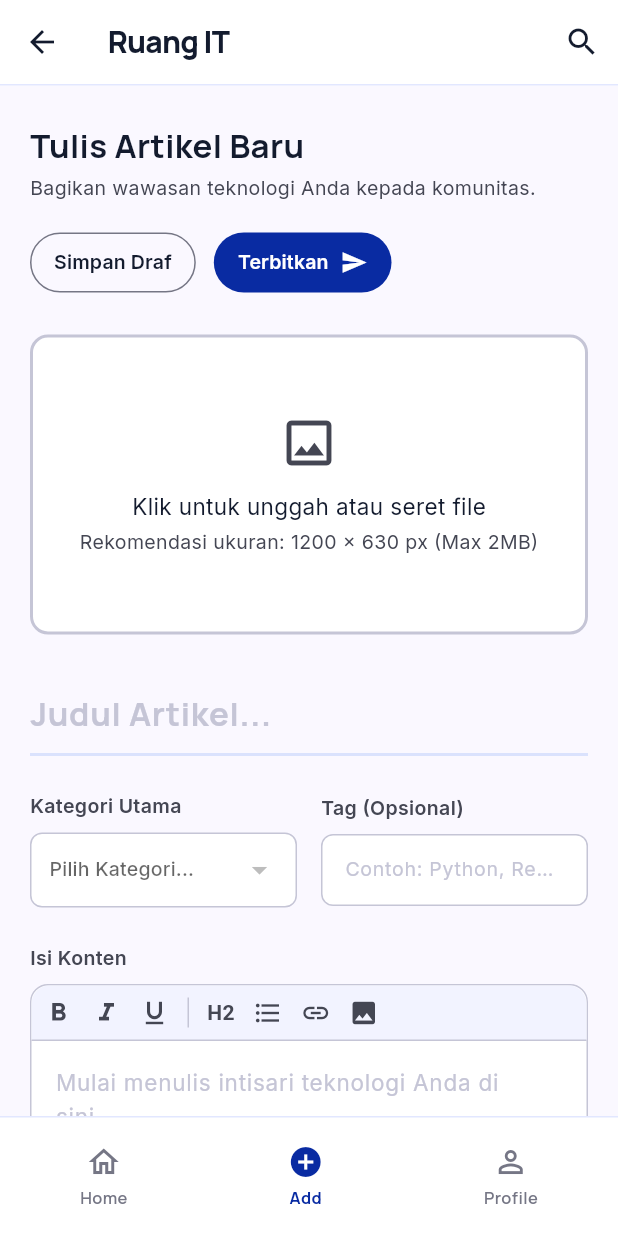
After one commit to Hanifun2310/front_and_ruang_it, a Flutter app: the ArticleCreateView screen opened by its route, on a phone screen of 412 x 824 dp. The commit adds this screen. Run offline on Flutter 3.47's test engine with Material 3 defaults, Android fonts, the phone set to English and light mode, and no system bars; our stand-ins replace dio, flutter_widget_from_html, get, get_storage, google_fonts, image_picker; accounts and stored records are empty; network calls fail.

Commit message:
Slicing Create Article Page

```diff
--- a/lib/app/data/providers/api_provider.dart
+++ b/lib/app/data/providers/api_provider.dart
@@ -144,4 +144,24 @@ class ApiProvider {
 
     return await _dio.post('/profile', data: FormData.fromMap(data));
   }
+
+  // FUNGSI CREATE ARTICLE
+  Future<Response> createArticle({
+    required String title,
+    required String content,
+    required int categoryId,
+    String? imagePath,
+  }) async {
+    Map<String, dynamic> data = {
+      'title': title,
+      'content': content,
+      'category_id': categoryId,
+    };
+
+    if (imagePath != null && imagePath.isNotEmpty) {
+      data['image'] = await MultipartFile.fromFile(imagePath);
+    }
+
+    return await _dio.post('/articles', data: FormData.fromMap(data));
+  }
 }
--- /dev/null
+++ b/lib/app/modules/article/bindings/article_create_binding.dart
@@ -0,0 +1,11 @@
+import 'package:get/get.dart';
+import '../controllers/article_create_controller.dart';
+
+class ArticleCreateBinding extends Bindings {
+  @override
+  void dependencies() {
+    Get.lazyPut<ArticleCreateController>(
+      () => ArticleCreateController(),
+    );
+  }
+}
--- /dev/null
+++ b/lib/app/modules/article/controllers/article_create_controller.dart
@@ -0,0 +1,78 @@
+import 'package:flutter/material.dart';
+import 'package:get/get.dart';
+import 'package:image_picker/image_picker.dart';
+import '../../../data/providers/api_provider.dart';
+
+class ArticleCreateController extends GetxController {
+  final ApiProvider _apiProvider = ApiProvider();
+
+  final titleController = TextEditingController();
+  final contentController = TextEditingController();
+  final tagController = TextEditingController();
+
+  final Rx<XFile?> selectedImage = Rx<XFile?>(null);
+  final RxInt selectedCategoryId = 0.obs;
+  final RxBool isLoading = false.obs;
+  final RxList<dynamic> categories = <dynamic>[].obs;
+
+  @override
+  void onInit() {
+    super.onInit();
+    fetchCategories();
+  }
+
+  Future<void> fetchCategories() async {
+    try {
+      final response = await _apiProvider.getCategories();
+      if (response.statusCode == 200) {
+        categories.value = response.data['data'] ?? response.data;
+      }
+    } catch (e) {
+      print('Error fetching categories: $e');
+    }
+  }
+
+  Future<void> pickImage() async {
+    final ImagePicker picker = ImagePicker();
+    final XFile? image = await picker.pickImage(source: ImageSource.gallery);
+    if (image != null) {
+      selectedImage.value = image;
+    }
+  }
+
+  Future<void> publishArticle() async {
+    if (titleController.text.isEmpty || contentController.text.isEmpty || selectedCategoryId.value == 0) {
+      Get.snackbar('Error', 'Judul, konten, dan kategori harus diisi');
+      return;
+    }
+
+    isLoading.value = true;
+    try {
+      final response = await _apiProvider.createArticle(
+        title: titleController.text,
+        content: contentController.text,
+        categoryId: selectedCategoryId.value,
+        imagePath: selectedImage.value?.path,
+      );
+
+      if (response.statusCode == 200 || response.statusCode == 201) {
+        Get.back();
+        Get.snackbar('Sukses', 'Artikel berhasil diterbitkan');
+      } else {
+        Get.snackbar('Gagal', 'Gagal menerbitkan artikel: ${response.statusMessage}');
+      }
+    } catch (e) {
+      Get.snackbar('Error', 'Terjadi kesalahan: $e');
+    } finally {
+      isLoading.value = false;
+    }
+  }
+
+  @override
+  void onClose() {
+    titleController.dispose();
+    contentController.dispose();
+    tagController.dispose();
+    super.onClose();
+  }
+}
--- /dev/null
+++ b/lib/app/modules/article/views/article_create_view.dart
@@ -0,0 +1,395 @@
+import 'dart:io';
+import 'package:flutter/material.dart';
+import 'package:get/get.dart';
+import 'package:google_fonts/google_fonts.dart';
+import '../controllers/article_create_controller.dart';
+import '../../../routes/app_routes.dart';
+
+class ArticleCreateView extends GetView<ArticleCreateController> {
+  const ArticleCreateView({super.key});
+
+  @override
+  Widget build(BuildContext context) {
+    return Scaffold(
+      backgroundColor: const Color(0xFFFAF8FF),
+      appBar: AppBar(
+        backgroundColor: Colors.white,
+        elevation: 0,
+        leading: IconButton(
+          icon: const Icon(Icons.arrow_back, color: Color(0xFF131B2E)),
+          onPressed: () => Get.back(),
+        ),
+        title: Text(
+          'Ruang IT',
+          style: GoogleFonts.manrope(
+            fontSize: 20,
+            fontWeight: FontWeight.w800,
+            color: const Color(0xFF131B2E),
+            letterSpacing: -0.5,
+          ),
+        ),
+        actions: [
+          IconButton(
+            icon: const Icon(Icons.search, color: Color(0xFF131B2E)),
+            onPressed: () {},
+          ),
+        ],
+        bottom: PreferredSize(
+          preferredSize: const Size.fromHeight(1),
+          child: Container(color: const Color(0xFFE2E7FF), height: 1),
+        ),
+      ),
+      body: SingleChildScrollView(
+        padding: const EdgeInsets.symmetric(horizontal: 20, vertical: 24),
+        child: Column(
+          crossAxisAlignment: CrossAxisAlignment.start,
+          children: [
+            // Header Section
+            Row(
+              mainAxisAlignment: MainAxisAlignment.spaceBetween,
+              children: [
+                Expanded(
+                  child: Column(
+                    crossAxisAlignment: CrossAxisAlignment.start,
+                    children: [
+                      Text(
+                        'Tulis Artikel Baru',
+                        style: GoogleFonts.manrope(
+                          fontSize: 22,
+                          fontWeight: FontWeight.w700,
+                          color: const Color(0xFF131B2E),
+                        ),
+                      ),
+                      const SizedBox(height: 4),
+                      Text(
+                        'Bagikan wawasan teknologi Anda kepada komunitas.',
+                        style: GoogleFonts.inter(
+                          fontSize: 13,
+                          color: const Color(0xFF444653),
+                        ),
+                      ),
+                    ],
+                  ),
+                ),
+              ],
+            ),
+            const SizedBox(height: 16),
+            Row(
+              children: [
+                OutlinedButton(
+                  onPressed: () {},
+                  style: OutlinedButton.styleFrom(
+                    shape: RoundedRectangleBorder(borderRadius: BorderRadius.circular(20)),
+                    side: const BorderSide(color: Color(0xFF757685)),
+                    padding: const EdgeInsets.symmetric(horizontal: 16, vertical: 10),
+                  ),
+                  child: Text(
+                    'Simpan Draf',
+                    style: GoogleFonts.inter(
+                      fontSize: 13,
+                      fontWeight: FontWeight.w600,
+                      color: const Color(0xFF131B2E),
+                    ),
+                  ),
+                ),
+                const SizedBox(width: 12),
+                Obx(() => ElevatedButton(
+                  onPressed: controller.isLoading.value ? null : () => controller.publishArticle(),
+                  style: ElevatedButton.styleFrom(
+                    backgroundColor: const Color(0xFF092BA2),
+                    foregroundColor: Colors.white,
+                    shape: RoundedRectangleBorder(borderRadius: BorderRadius.circular(20)),
+                    padding: const EdgeInsets.symmetric(horizontal: 16, vertical: 10),
+                    elevation: 0,
+                  ),
+                  child: controller.isLoading.value
+                    ? const SizedBox(width: 20, height: 20, child: CircularProgressIndicator(color: Colors.white, strokeWidth: 2))
+                    : Row(
+                        children: [
+                          Text(
+                            'Terbitkan',
+                            style: GoogleFonts.inter(
+                              fontSize: 13,
+                              fontWeight: FontWeight.w600,
+                            ),
+                          ),
+                          const SizedBox(width: 8),
+                          const Icon(Icons.send, size: 18),
+                        ],
+                      ),
+                )),
+              ],
+            ),
+            const SizedBox(height: 24),
+
+            // Cover Image Upload
+            GestureDetector(
+              onTap: () => controller.pickImage(),
+              child: Obx(() => Container(
+                width: double.infinity,
+                height: 200,
+                decoration: BoxDecoration(
+                  color: Colors.white,
+                  borderRadius: BorderRadius.circular(12),
+                  border: Border.all(
+                    color: const Color(0xFFC5C5D6),
+                    width: 2,
+                    style: BorderStyle.solid, // Flutter doesn't natively support dashed borders easily, using solid for now
+                  ),
+                ),
+                child: controller.selectedImage.value != null
+                  ? ClipRRect(
+                      borderRadius: BorderRadius.circular(10),
+                      child: Image.file(
+                        File(controller.selectedImage.value!.path),
+                        fit: BoxFit.cover,
+                      ),
+                    )
+                  : Column(
+                      mainAxisAlignment: MainAxisAlignment.center,
+                      children: [
+                        const Icon(Icons.image_outlined, size: 40, color: Color(0xFF444653)),
+                        const SizedBox(height: 12),
+                        Text(
+                          'Klik untuk unggah atau seret file',
+                          style: GoogleFonts.inter(
+                            fontSize: 15,
+                            color: const Color(0xFF131B2E),
+                          ),
+                        ),
+                        const SizedBox(height: 4),
+                        Text(
+                          'Rekomendasi ukuran: 1200 x 630 px (Max 2MB)',
+                          style: GoogleFonts.inter(
+                            fontSize: 13,
+                            color: const Color(0xFF444653),
+                          ),
+                        ),
+                      ],
+                    ),
+              )),
+            ),
+            const SizedBox(height: 24),
+
+            // Form Fields
+            TextField(
+              controller: controller.titleController,
+              style: GoogleFonts.manrope(
+                fontSize: 22,
+                fontWeight: FontWeight.w700,
+                color: const Color(0xFF131B2E),
+              ),
+              decoration: InputDecoration(
+                hintText: 'Judul Artikel...',
+                hintStyle: GoogleFonts.manrope(
+                  color: const Color(0xFFC5C5D6),
+                ),
+                enabledBorder: const UnderlineInputBorder(
+                  borderSide: BorderSide(color: Color(0xFFDAE2FD), width: 2),
+                ),
+                focusedBorder: const UnderlineInputBorder(
+                  borderSide: BorderSide(color: Color(0xFF092BA2), width: 2),
+                ),
+                contentPadding: const EdgeInsets.symmetric(vertical: 12),
+              ),
+            ),
+            const SizedBox(height: 24),
+
+            Row(
+              children: [
+                Expanded(
+                  child: Column(
+                    crossAxisAlignment: CrossAxisAlignment.start,
+                    children: [
+                      Text(
+                        'Kategori Utama',
+                        style: GoogleFonts.inter(
+                          fontSize: 13,
+                          fontWeight: FontWeight.w600,
+                          color: const Color(0xFF444653),
+                        ),
+                      ),
+                      const SizedBox(height: 8),
+                      Obx(() => Container(
+                        padding: const EdgeInsets.symmetric(horizontal: 12),
+                        decoration: BoxDecoration(
+                          color: Colors.white,
+                          borderRadius: BorderRadius.circular(8),
+                          border: Border.all(color: const Color(0xFFC5C5D6)),
+                        ),
+                        child: DropdownButtonHideUnderline(
+                          child: DropdownButton<int>(
+                            value: controller.selectedCategoryId.value == 0 ? null : controller.selectedCategoryId.value,
+                            hint: Text('Pilih Kategori...', style: GoogleFonts.inter(fontSize: 13)),
+                            isExpanded: true,
+                            items: controller.categories.map((cat) {
+                              return DropdownMenuItem<int>(
+                                value: cat['id'],
+                                child: Text(cat['name'], style: GoogleFonts.inter(fontSize: 13)),
+                              );
+                            }).toList(),
+                            onChanged: (val) {
+                              if (val != null) controller.selectedCategoryId.value = val;
+                            },
+                          ),
+                        ),
+                      )),
+                    ],
+                  ),
+                ),
+                const SizedBox(width: 16),
+                Expanded(
+                  child: Column(
+                    crossAxisAlignment: CrossAxisAlignment.start,
+                    children: [
+                      Text(
+                        'Tag (Opsional)',
+                        style: GoogleFonts.inter(
+                          fontSize: 13,
+                          fontWeight: FontWeight.w600,
+                          color: const Color(0xFF444653),
+                        ),
+                      ),
+                      const SizedBox(height: 8),
+                      TextField(
+                        controller: controller.tagController,
+                        style: GoogleFonts.inter(fontSize: 13),
+                        decoration: InputDecoration(
+                          hintText: 'Contoh: Python, React...',
+                          hintStyle: GoogleFonts.inter(color: const Color(0xFFC5C5D6)),
+                          filled: true,
+                          fillColor: Colors.white,
+                          contentPadding: const EdgeInsets.symmetric(horizontal: 12, vertical: 12),
+                          border: OutlineInputBorder(
+                            borderRadius: BorderRadius.circular(8),
+                            borderSide: const BorderSide(color: Color(0xFFC5C5D6)),
+                          ),
+                          enabledBorder: OutlineInputBorder(
+                            borderRadius: BorderRadius.circular(8),
+                            borderSide: const BorderSide(color: Color(0xFFC5C5D6)),
+                          ),
+                          focusedBorder: OutlineInputBorder(
+                            borderRadius: BorderRadius.circular(8),
+                            borderSide: const BorderSide(color: Color(0xFF092BA2)),
+                          ),
+                        ),
+                      ),
+                    ],
+                  ),
+                ),
+              ],
+            ),
+            const SizedBox(height: 24),
+
+            // Content Area
+            Text(
+              'Isi Konten',
+              style: GoogleFonts.inter(
+                fontSize: 13,
+                fontWeight: FontWeight.w600,
+                color: const Color(0xFF444653),
+              ),
+            ),
+            const SizedBox(height: 8),
+            Container(
+              decoration: BoxDecoration(
+                color: Colors.white,
+                borderRadius: BorderRadius.circular(12),
+                border: Border.all(color: const Color(0xFFC5C5D6)),
+              ),
+              child: Column(
+                children: [
+                  // Toolbar Mockup
+                  Container(
+                    padding: const EdgeInsets.all(8),
+                    decoration: const BoxDecoration(
+                      color: Color(0xFFF2F3FF),
+                      borderRadius: BorderRadius.only(topLeft: Radius.circular(12), topRight: Radius.circular(12)),
+                      border: Border(bottom: BorderSide(color: Color(0xFFC5C5D6))),
+                    ),
+                    child: Row(
+                      children: [
+                        Icon(Icons.format_bold, size: 20, color: Color(0xFF444653)),
+                        SizedBox(width: 12),
+                        Icon(Icons.format_italic, size: 20, color: Color(0xFF444653)),
+                        SizedBox(width: 12),
+                        Icon(Icons.format_underlined, size: 20, color: Color(0xFF444653)),
+                        SizedBox(width: 12),
+                        Container(width: 1, height: 20, color: Color(0xFFC5C5D6)),
+                        SizedBox(width: 12),
+                        Text('H2', style: TextStyle(fontWeight: FontWeight.bold, fontSize: 14, color: Color(0xFF444653))),
+                        SizedBox(width: 12),
+                        Icon(Icons.format_list_bulleted, size: 20, color: Color(0xFF444653)),
+                        SizedBox(width: 12),
+                        Icon(Icons.link, size: 20, color: Color(0xFF444653)),
+                        SizedBox(width: 12),
+                        Icon(Icons.image, size: 20, color: Color(0xFF444653)),
+                      ],
+                    ),
+                  ),
+                  TextField(
+                    controller: controller.contentController,
+                    maxLines: 15,
+                    minLines: 10,
+                    style: GoogleFonts.inter(
+                      fontSize: 15,
+                      color: const Color(0xFF131B2E),
+                      height: 1.5,
+                    ),
+                    decoration: InputDecoration(
+                      hintText: 'Mulai menulis intisari teknologi Anda di sini...',
+                      hintStyle: GoogleFonts.inter(color: const Color(0xFFC5C5D6)),
+                      border: InputBorder.none,
+                      contentPadding: const EdgeInsets.all(16),
+                    ),
+                  ),
+                ],
+              ),
+            ),
+            const SizedBox(height: 100), // Extra space for bottom nav
+          ],
+        ),
+      ),
+      bottomNavigationBar: Container(
+        height: 80,
+        decoration: const BoxDecoration(
+          color: Colors.white,
+          border: Border(top: BorderSide(color: Color(0xFFE2E7FF))),
+        ),
+        child: Row(
+          mainAxisAlignment: MainAxisAlignment.spaceAround,
+          children: [
+            _buildNavItem(Icons.home_outlined, 'Home', false, () => Get.offAllNamed(Routes.DASHBOARD)),
+            _buildNavItem(Icons.add_circle, 'Add', true, () {}),
+            _buildNavItem(Icons.person_outline, 'Profile', false, () => Get.offNamed(Routes.PROFILE)),
+          ],
+        ),
+      ),
+    );
+  }
+
+  Widget _buildNavItem(IconData icon, String label, bool isActive, VoidCallback onTap) {
+    return InkWell(
+      onTap: onTap,
+      child: Column(
+        mainAxisAlignment: MainAxisAlignment.center,
+        children: [
+          Icon(
+            icon,
+            color: isActive ? const Color(0xFF092BA2) : const Color(0xFF757685),
+            size: 24,
+          ),
+          const SizedBox(height: 4),
+          Text(
+            label,
+            style: GoogleFonts.manrope(
+              fontSize: 11,
+              fontWeight: isActive ? FontWeight.w700 : FontWeight.w600,
+              color: isActive ? const Color(0xFF092BA2) : const Color(0xFF757685),
+            ),
+          ),
+        ],
+      ),
+    );
+  }
+}
--- a/lib/app/modules/dashboard/views/dashboard_view.dart
+++ b/lib/app/modules/dashboard/views/dashboard_view.dart
@@ -344,6 +344,13 @@ class DashboardView extends GetView<DashboardController> {
           selectedFontSize: 10,
           unselectedFontSize: 10,
           currentIndex: 0,
+          onTap: (index) {
+            if (index == 1) {
+              Get.toNamed(Routes.ARTICLE_CREATE);
+            } else if (index == 2) {
+              Get.toNamed(Routes.PROFILE);
+            }
+          },
           items: const [
             BottomNavigationBarItem(
               icon: Padding(padding: EdgeInsets.only(bottom: 4), child: Icon(Icons.home)),
--- a/lib/app/routes/app_pages.dart
+++ b/lib/app/routes/app_pages.dart
@@ -14,6 +14,9 @@ import '../modules/article/controllers/article_detail_controller.dart';
 
 import '../modules/profile/views/profile_view.dart';
 import '../modules/profile/controllers/profile_controller.dart';
+
+import '../modules/article/views/article_create_view.dart';
+import '../modules/article/bindings/article_create_binding.dart';
 
 class AppPages {
   AppPages._();
@@ -51,6 +54,11 @@ class AppPages {
     Get.lazyPut<ProfileController>(() => ProfileController());
   }),
 ),
+  GetPage(
+    name: Routes.ARTICLE_CREATE,
+    page: () => const ArticleCreateView(),
+    binding: ArticleCreateBinding(),
+  ),
   ];
 
 }
--- a/lib/app/routes/app_routes.dart
+++ b/lib/app/routes/app_routes.dart
@@ -7,6 +7,7 @@ abstract class Routes {
   static const REGISTER = _Paths.REGISTER;
   static const ARTICLE_DETAIL = _Paths.ARTICLE_DETAIL;
   static const PROFILE = _Paths.PROFILE;
+  static const ARTICLE_CREATE = _Paths.ARTICLE_CREATE;
 }
 
 abstract class _Paths {
@@ -16,4 +17,5 @@ abstract class _Paths {
   static const REGISTER = '/register';
   static const ARTICLE_DETAIL = '/article-detail';
   static const PROFILE = '/profile';
+  static const ARTICLE_CREATE = '/article-create';
 }
--- a/pubspec.yaml
+++ b/pubspec.yaml
@@ -38,6 +38,8 @@ dependencies:
   # The following adds the Cupertino Icons font to your application.
   # Use with the CupertinoIcons class for iOS style icons.
   cupertino_icons: ^1.0.8
+  image_picker: ^1.2.1
+  google_fonts: ^8.1.0
 
 dev_dependencies:
   flutter_test:
```
Also changed, not shown: pubspec.lock, 5 other files.
